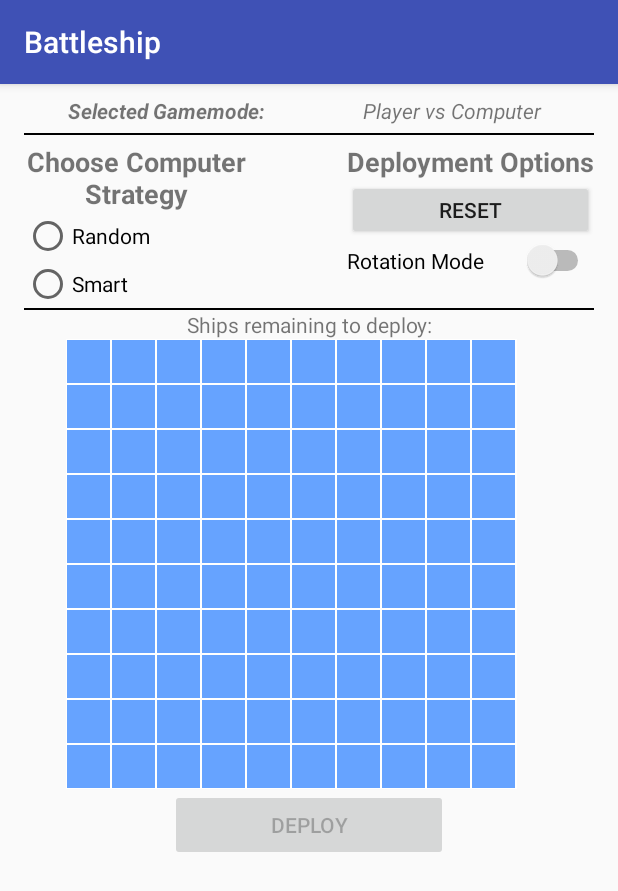
After one commit to MichaelsPlayground/Java-Android-Battleship-Org, an Android app: the DeploymentActivity screen opened directly, with no data from a screen before it, on a phone screen of 412 x 824 dp. The commit adds this screen. Shown: the top 891 px of the screen. Run offline under Robolectric (Android 15) with nearby library versions, the phone set to English and light mode, and no system bars.

Commit message:
Added deployment, a main menu, and started game logic

```diff
--- /dev/null
+++ b/app/src/main/java/edu/utep/cs/cs4330/battleship/DeploymentActivity.java
@@ -0,0 +1,98 @@
+package edu.utep.cs.cs4330.battleship;
+
+import android.support.v7.app.AppCompatActivity;
+import android.os.Bundle;
+import android.view.MotionEvent;
+import android.view.View;
+import android.widget.Button;
+import android.widget.CompoundButton;
+import android.widget.LinearLayout;
+import android.widget.RadioGroup;
+import android.widget.Switch;
+import android.widget.TextView;
+
+import org.w3c.dom.Text;
+
+public class DeploymentActivity extends AppCompatActivity implements DeploymentBoardView.DeploymentListener {
+
+    private TextView textGamemode;
+    private TextView textDeployStatus;
+    private DeploymentBoardView boardView;
+    private Switch switchRotation;
+    private RadioGroup radioGroupStrategy;
+    private Button buttonDeploy;
+
+    private String strategy;
+
+    @Override
+    protected void onCreate(Bundle savedInstanceState) {
+        super.onCreate(savedInstanceState);
+        setContentView(R.layout.activity_deployment);
+
+        textGamemode = (TextView)findViewById(R.id.textDepGamemode);
+        boardView = (DeploymentBoardView)findViewById(R.id.boardViewDeployment);
+        buttonDeploy = (Button)findViewById(R.id.btnDeploy);
+        switchRotation = (Switch)findViewById(R.id.switch_rotation);
+        textDeployStatus = (TextView)findViewById(R.id.textDeployStatus);
+        radioGroupStrategy = (RadioGroup)findViewById(R.id.radioGroupStrategy);
+
+        Bundle extras = getIntent().getExtras();
+        if(extras == null)
+            return;
+
+        String gamemode = extras.getString("GAMEMODE");
+        if(gamemode != null)
+            textGamemode.setText(gamemode);
+
+        boardView.addListener(this);
+
+        switchRotation.setOnCheckedChangeListener(new CompoundButton.OnCheckedChangeListener() {
+            @Override
+            public void onCheckedChanged(CompoundButton buttonView, boolean isChecked) {
+                boardView.rotationMode = isChecked;
+            }
+        });
+
+        radioGroupStrategy.setOnCheckedChangeListener(new RadioGroup.OnCheckedChangeListener() {
+            @Override
+            public void onCheckedChanged(RadioGroup group, int checkedId) {
+                if(checkedId == R.id.radioRandom)
+                    strategy = "random";
+                else if(checkedId == R.id.radioSmart)
+                    strategy = "smart";
+
+                checkReady();
+            }
+        });
+
+        updateDeployStatus();
+    }
+
+    public void updateDeployStatus(){
+        int shipTotal = boardView.getRemainingShips();
+
+        if(shipTotal == 0)
+            textDeployStatus.setText("All ships deployed!");
+        else
+            textDeployStatus.setText("Remaining ships to deploy: " + shipTotal);
+
+        checkReady();
+    }
+
+    public void checkReady(){
+        int shipTotal = boardView.getRemainingShips();
+        boolean isReady = (shipTotal == 0 && strategy != null);
+        buttonDeploy.setEnabled(isReady);
+    }
+
+    public void onClickReset(View v){
+        boardView.onCreate();
+        updateDeployStatus();
+        checkReady();
+    }
+
+    @Override
+    public void onShipDeployed(Ship ship) {
+        updateDeployStatus();
+    }
+}
--- /dev/null
+++ b/app/src/main/java/edu/utep/cs/cs4330/battleship/DeploymentBoardView.java
@@ -0,0 +1,116 @@
+package edu.utep.cs.cs4330.battleship;
+
+import android.content.Context;
+import android.graphics.Color;
+import android.graphics.Paint;
+import android.os.Parcelable;
+import android.util.AttributeSet;
+import android.util.Log;
+
+import java.util.ArrayList;
+import java.util.List;
+
+/**
+ * Created by xeroj on 021 3 21 2017.
+ */
+
+public class DeploymentBoardView extends BoardView {
+
+    public interface DeploymentListener {
+        void onShipDeployed(Ship ship);
+    }
+
+    private final List<DeploymentListener> listeners = new ArrayList<>();
+
+    public void addListener(DeploymentListener listener) {
+        if (!listeners.contains(listener))
+            listeners.add(listener);
+    }
+
+    private void notifyShipDeployed(Ship ship) {
+        for (DeploymentListener listener : listeners)
+            listener.onShipDeployed(ship);
+    }
+
+
+    public DeploymentBoardView(Context context) {
+        super(context);
+        onCreate();
+    }
+
+    public DeploymentBoardView(Context context, AttributeSet attrs) {
+        super(context, attrs);
+        onCreate();
+    }
+    public DeploymentBoardView(Context context, AttributeSet attrs, int defStyleAttr) {
+        super(context, attrs, defStyleAttr);
+        onCreate();
+    }
+
+    private Board board;
+    private List<Ship> listShips;
+
+    public boolean rotationMode = false;
+
+    public void onCreate(){
+        listShips = Ship.getShips();
+
+        board = new Board(10);
+        super.setBoard(board);
+    }
+
+
+    public int getRemainingShips(){
+        return listShips.size();
+    }
+
+    @Override
+    public void onBoardTouch(int x, int y) {
+        if (rotationMode) {
+            Place p = board.placeAt(x, y);
+
+            if (p.hasShip()) {
+                Ship s = p.getShip();
+                Vector2 topPosition = s.placesOwned.get(0);
+                Direction originalDir = s.direction;
+                board.removeShip(s);
+
+                s.flipDirection();
+                boolean validRotation = board.placeShip(s, topPosition);
+
+                if (!validRotation) {
+                    board.removeShip(s);
+                    s.direction = originalDir;
+                    board.placeShip(s, topPosition);
+                }
+            }
+        } else {
+            if (listShips.size() > 0) {
+                Ship ship = listShips.get(0);
+                boolean successfulDeploy = board.placeShip(ship, x, y);
+                if (successfulDeploy) {
+                    listShips.remove(0);
+                    notifyShipDeployed(ship);
+                }
+            }
+        }
+        invalidate();
+    }
+
+    @Override
+    public Paint getPlacePaint(Place p) {
+        Ship ship = p.getShip();
+        if(ship == null)
+            return super.getPlacePaint(p);
+        else {
+            Paint paint = new Paint(Paint.ANTI_ALIAS_FLAG);
+            paint.setColor(ship.preferredColor);
+            return paint;
+        }
+    }
+
+    @Override
+    public boolean isPlacePainted(Place p) {
+        return p.hasShip();
+    }
+}
--- a/app/src/main/java/edu/utep/cs/cs4330/battleship/MainActivity.java
+++ b/app/src/main/java/edu/utep/cs/cs4330/battleship/GameActivity.java
@@ -15,7 +15,7 @@ import android.view.View;
 import android.widget.Button;
 import android.widget.TextView;
 
-public class MainActivity extends AppCompatActivity {
+public class GameActivity extends AppCompatActivity {
     // Views
     private BoardView boardView;
     private TextView textShots;
@@ -49,7 +49,7 @@ public class MainActivity extends AppCompatActivity {
     protected void onCreate(Bundle savedInstanceState) {
         super.onCreate(savedInstanceState);
         Log.d("Debug", "Created");
-        setContentView(R.layout.activity_main);
+        setContentView(R.layout.activity_game);
 
         boardView = (BoardView) findViewById(R.id.boardView);
         textShots = (TextView) findViewById(R.id.txtShots);
--- a/app/src/main/java/edu/utep/cs/cs4330/battleship/Ship.java
+++ b/app/src/main/java/edu/utep/cs/cs4330/battleship/Ship.java
@@ -3,15 +3,49 @@
  */
 package edu.utep.cs.cs4330.battleship;
 
+import android.graphics.Color;
+
+import java.util.ArrayList;
+import java.util.List;
+
 public class Ship {
-    private String name;
-    private final int size;
-    private int health;
+    public static List<Ship> getShips(){
+        List<Ship> ships = new ArrayList<>();
+        ships.add(new Ship("Aircraft Carrier", 5, Color.BLACK));
+        ships.add(new Ship("Battleship", 4, Color.RED));
+        ships.add(new Ship("Frigate", 3, Color.YELLOW));
+        ships.add(new Ship("Submarine", 3, Color.GREEN));
+        ships.add(new Ship("Minesweeper", 2, Color.MAGENTA));
+        return ships;
+    }
+
+    public String name;
+    public final int size;
+    public int health;
+    public List<Vector2> placesOwned;
+    public Direction direction;
+    public int preferredColor;
 
     public Ship(String name, int size) {
         this.name = name;
         this.size = size;
-        reset();
+        this.direction = Direction.Horizontal;
+        this.preferredColor = Color.GREEN;
+
+        this.health = size;
+        placesOwned = new ArrayList<Vector2>();
+    }
+
+    public Ship(String name, int size, int preferredColor){
+        this(name, size);
+        this.preferredColor = preferredColor;
+    }
+
+    public void flipDirection(){
+        if(direction == Direction.Horizontal)
+            direction = Direction.Vertical;
+        else
+            direction = Direction.Horizontal;
     }
 
     public void reset() {
@@ -28,11 +62,7 @@ public class Ship {
         return health == 0;
     }
 
-    public int getSize() {
-        return size;
-    }
-
     public String toString() {
-        return String.format("{Ship: %s, Size=%s, Health=%s}", name, size, health);
+        return String.format("{Name=%s, Size=%s, Health=%s}", name, size, health);
     }
 }
--- /dev/null
+++ b/app/src/main/res/layout/activity_deployment.xml
@@ -0,0 +1,180 @@
+<?xml version="1.0" encoding="utf-8"?>
+<LinearLayout xmlns:android="http://schemas.android.com/apk/res/android"
+    xmlns:tools="http://schemas.android.com/tools"
+    android:id="@+id/activity_deployment"
+    android:layout_width="match_parent"
+    android:layout_height="match_parent"
+    android:paddingBottom="8dp"
+    android:paddingLeft="@dimen/activity_horizontal_margin"
+    android:paddingRight="@dimen/activity_horizontal_margin"
+    android:paddingTop="8dp"
+    android:orientation="vertical"
+    tools:context="edu.utep.cs.cs4330.battleship.DeploymentActivity">
+
+    <LinearLayout
+        android:orientation="horizontal"
+        android:layout_width="match_parent"
+        android:layout_height="wrap_content"
+        android:id="@+id/layout_gamemode">
+
+        <TextView
+            android:text="Selected Gamemode:"
+            android:layout_width="match_parent"
+            android:layout_height="wrap_content"
+            android:id="@+id/textDepLabel"
+            android:layout_weight="1"
+            android:textAlignment="center"
+            android:textStyle="normal|bold|italic" />
+
+        <TextView
+            android:text="Player vs Computer"
+            android:layout_width="match_parent"
+            android:layout_height="wrap_content"
+            android:id="@+id/textDepGamemode"
+            android:layout_weight="1"
+            android:textAlignment="center"
+            android:textStyle="normal|italic" />
+    </LinearLayout>
+
+    <View
+        android:layout_width="match_parent"
+        android:background="@android:color/black"
+        android:layout_height="1dp"
+        android:layout_marginTop="5dp"
+        android:layout_marginBottom="5dp" />
+
+    <LinearLayout
+        android:orientation="horizontal"
+        android:layout_width="match_parent"
+        android:layout_height="wrap_content">
+
+        <LinearLayout
+            android:orientation="vertical"
+            android:layout_height="wrap_content"
+            android:layout_width="150dp">
+
+            <TextView
+                android:text="Choose Computer Strategy"
+                android:layout_width="match_parent"
+                android:layout_height="wrap_content"
+                android:id="@+id/textDepLabel2"
+                android:textAlignment="center"
+                android:textSize="18sp"
+                android:textStyle="normal|bold" />
+
+            <RadioGroup
+                android:layout_width="match_parent"
+                android:layout_height="match_parent"
+                android:id="@+id/radioGroupStrategy">
+
+                <RadioButton
+                    android:text="Random"
+                    android:layout_width="match_parent"
+                    android:layout_height="wrap_content"
+                    android:id="@+id/radioRandom"
+                    android:layout_weight="1" />
+
+                <RadioButton
+                    android:text="Smart"
+                    android:layout_width="wrap_content"
+                    android:layout_height="wrap_content"
+                    android:id="@+id/radioSmart"
+                    android:layout_weight="1" />
+            </RadioGroup>
+
+        </LinearLayout>
+
+        <Space
+            android:layout_width="wrap_content"
+            android:layout_height="wrap_content"
+            android:layout_weight="1" />
+
+        <LinearLayout
+            android:orientation="vertical"
+            android:layout_width="wrap_content"
+            android:layout_height="wrap_content">
+
+            <TextView
+                android:text="Deployment Options"
+                android:layout_width="match_parent"
+                android:layout_height="wrap_content"
+                android:id="@+id/textView2"
+                android:textSize="18sp"
+                android:textStyle="normal|bold" />
+
+            <Button
+                android:text="Reset"
+                android:layout_width="match_parent"
+                android:id="@+id/btnReset"
+                android:layout_height="40dp"
+                android:onClick="onClickReset" />
+
+            <Switch
+                android:text="Rotation Mode"
+                android:layout_width="match_parent"
+                android:layout_height="wrap_content"
+                android:id="@+id/switch_rotation"
+                android:layout_weight="1" />
+
+        </LinearLayout>
+
+    </LinearLayout>
+
+    <View
+        android:layout_width="match_parent"
+        android:background="@android:color/black"
+        android:layout_height="1dp" />
+
+    <TextView
+        android:text="Ships remaining to deploy:"
+        android:layout_width="match_parent"
+        android:layout_height="wrap_content"
+        android:id="@+id/textDeployStatus"
+        android:textAlignment="center" />
+
+    <LinearLayout
+        android:orientation="horizontal"
+        android:layout_width="wrap_content"
+        android:layout_height="wrap_content"
+        android:id="@+id/boardViewLayout">
+
+        <Space
+            android:layout_height="wrap_content"
+            android:layout_weight="1"
+            android:layout_width="55dp" />
+
+        <view
+            android:layout_width="match_parent"
+            class="edu.utep.cs.cs4330.battleship.DeploymentBoardView"
+            android:id="@+id/boardViewDeployment"
+            android:textAlignment="center"
+            android:layout_height="300dp"
+            android:layout_weight="1" />
+    </LinearLayout>
+
+    <LinearLayout
+        android:orientation="horizontal"
+        android:layout_width="match_parent"
+        android:layout_height="match_parent"
+        android:id="@+id/deployLayout">
+
+        <Space
+            android:layout_width="wrap_content"
+            android:layout_height="wrap_content"
+            android:layout_weight="1" />
+
+        <Button
+            android:text="Deploy"
+            android:layout_width="wrap_content"
+            android:layout_height="wrap_content"
+            android:id="@+id/btnDeploy"
+            android:layout_weight="1"
+            android:enabled="false"/>
+
+        <Space
+            android:layout_width="wrap_content"
+            android:layout_height="wrap_content"
+            android:layout_weight="1" />
+    </LinearLayout>
+
+</LinearLayout>
--- a/app/src/main/res/layout/activity_main.xml
+++ b/app/src/main/res/layout/activity_game.xml
@@ -7,7 +7,7 @@
     android:paddingLeft="@dimen/activity_horizontal_margin"
     android:paddingRight="@dimen/activity_horizontal_margin"
     android:paddingTop="@dimen/activity_vertical_margin"
-    tools:context="edu.utep.cs.cs4330.battleship.MainActivity">
+    tools:context="edu.utep.cs.cs4330.battleship.GameActivity">
 
     <LinearLayout
         android:layout_width="match_parent"
```
Also changed, not shown: app/src/main/AndroidManifest.xml (+16 -9 lines), app/src/main/java/edu/utep/cs/cs4330/battleship/Board.java (+27 -24 lines), app/src/main/java/edu/utep/cs/cs4330/battleship/BoardView.java (+18 -8 lines), app/src/main/java/edu/utep/cs/cs4330/battleship/Game.java (added, +37 -0 lines), app/src/main/java/edu/utep/cs/cs4330/battleship/MainMenuActivity.java (added, +20 -0 lines), app/src/main/java/edu/utep/cs/cs4330/battleship/Player.java (added, +10 -0 lines), app/src/main/res/layout/activity_main_menu.xml (added, +33 -0 lines), app/src/main/res/layout/sample_ship_view.xml (added, +17 -0 lines), app/src/main/res/values/attrs_ship_view.xml (added, +8 -0 lines).
